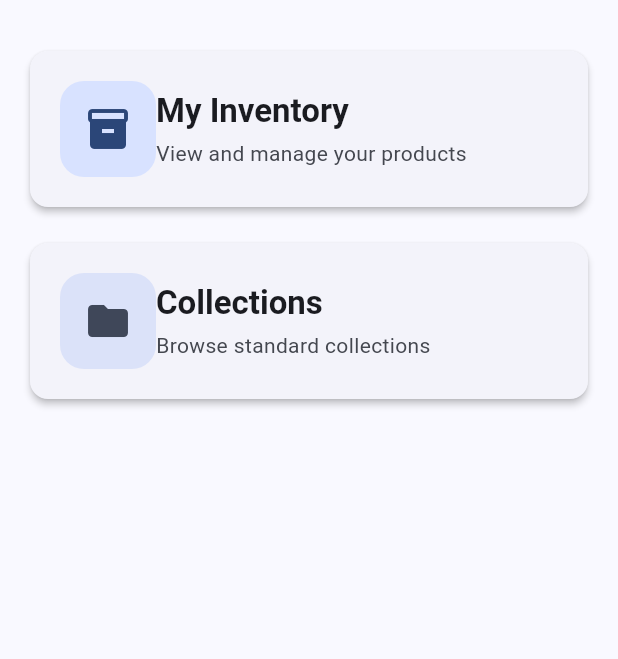
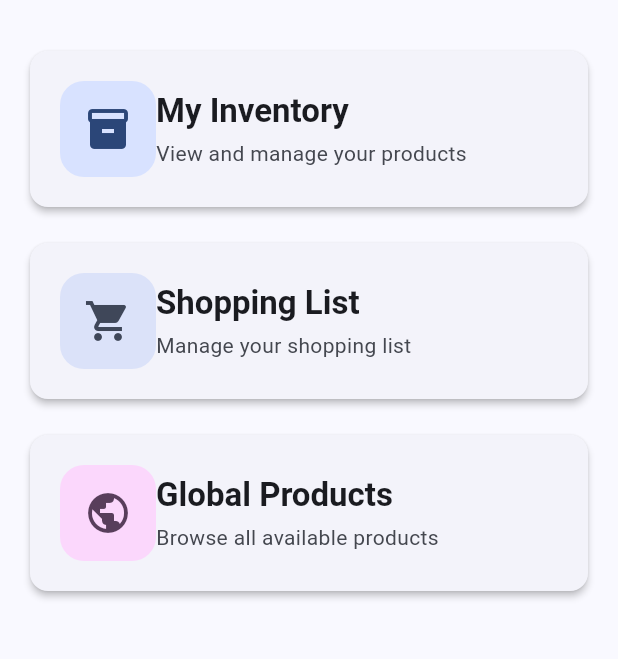
Before and after one commit to JoachimTislov/foodsavr, a Flutter app: the screen it shows once a user with an empty profile is signed in, on a phone screen of 412 x 824 dp, the part 63-722 px from its top. Run offline on Flutter 3.47's test engine with Material 3 defaults, Android fonts, the phone set to English and light mode, and no system bars; our stand-ins replace cloud_firestore, easy_localization, firebase_auth, firebase_core, flutter_dotenv, get_it and 1 more; accounts and stored records are empty; generated files the repository leaves out were written again; network calls fail.

Commit message:
Add Shopping List and Global Products cards to main screen
Co-authored-by: JoachimTislov <92987407+JoachimTislov@users.noreply.github.com>

```diff
--- a/lib/views/main_view.dart
+++ b/lib/views/main_view.dart
@@ -49,14 +49,29 @@ class MainAppScreen extends StatelessWidget {
             const SizedBox(height: 16),
             _buildNavigationCard(
               context,
-              title: 'Collections',
-              description: 'Browse standard collections',
-              icon: Icons.folder,
+              title: 'Shopping List',
+              description: 'Manage your shopping list',
+              icon: Icons.shopping_cart,
               color: colorScheme.secondaryContainer,
               onTap: () {
                 Navigator.of(context).push(
                   MaterialPageRoute(
                     builder: (context) => const CollectionListView(),
+                  ),
+                );
+              },
+            ),
+            const SizedBox(height: 16),
+            _buildNavigationCard(
+              context,
+              title: 'Global Products',
+              description: 'Browse all available products',
+              icon: Icons.public,
+              color: colorScheme.tertiaryContainer,
+              onTap: () {
+                Navigator.of(context).push(
+                  MaterialPageRoute(
+                    builder: (context) => const ProductListView(showGlobalProducts: true),
                   ),
                 );
               },
```
Also changed, not shown: lib/views/product_list_view.dart (+18 -7 lines).
